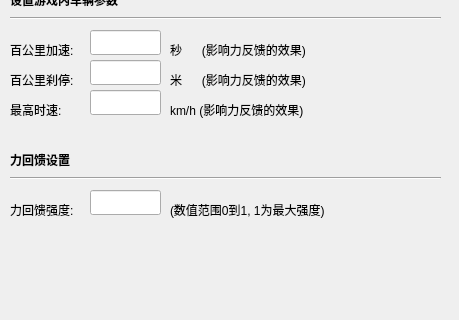
Above: ForceFeedbackSettingsWindow.ui from InsistonTan/KeyMappingsTool before the change; both pictures show x 0 to 459 and y 170 to 490 of the 459 by 490 pixel window. Below: the same form after it.
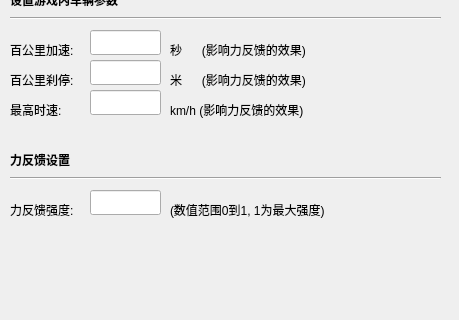
That is the form after the change.

Commit message: [update]修改文字

Diff of the .ui file:
```diff
--- a/ForceFeedbackSettingsWindow.ui
+++ b/ForceFeedbackSettingsWindow.ui
@@ -373,7 +373,7 @@
      </font>
     </property>
     <property name="text">
-     <string>力回馈设置</string>
+     <string>力反馈设置</string>
     </property>
    </widget>
    <widget class="QLabel" name="label_16">
@@ -386,7 +386,7 @@
      </rect>
     </property>
     <property name="text">
-     <string>力回馈强度: </string>
+     <string>力反馈强度: </string>
     </property>
    </widget>
    <widget class="QLabel" name="label_17">
```
